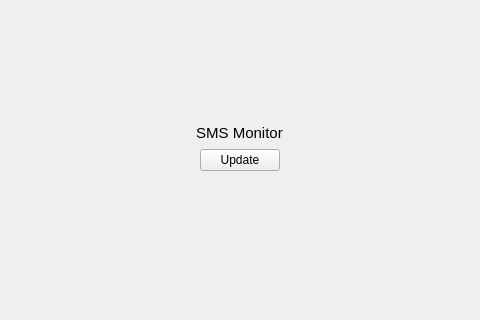
The window that src/plugins/sms_monitor/sms_monitor_widget.ui (cemc-oper/nwpc-monitor-app) describes before a commit, drawn with Qt 5; both pictures show x 228 to 708 and y 162 to 482 of the 935 by 618 pixel window.
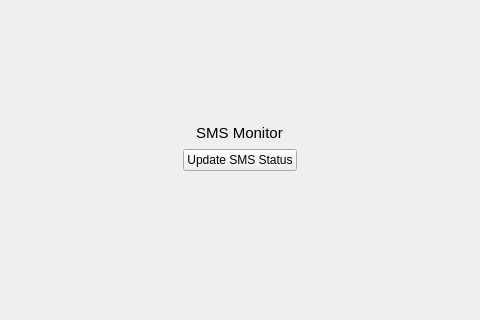
The same window after the commit.

Patch:
```diff
--- a/src/plugins/sms_monitor/sms_monitor_widget.ui
+++ b/src/plugins/sms_monitor/sms_monitor_widget.ui
@@ -98,7 +98,7 @@
      <item>
       <widget class="QPushButton" name="pushButton">
        <property name="text">
-        <string>Update</string>
+        <string>Update SMS Status</string>
        </property>
       </widget>
      </item>
```
Left out of the diff: 2 changed lines with no effect on the pictures.
